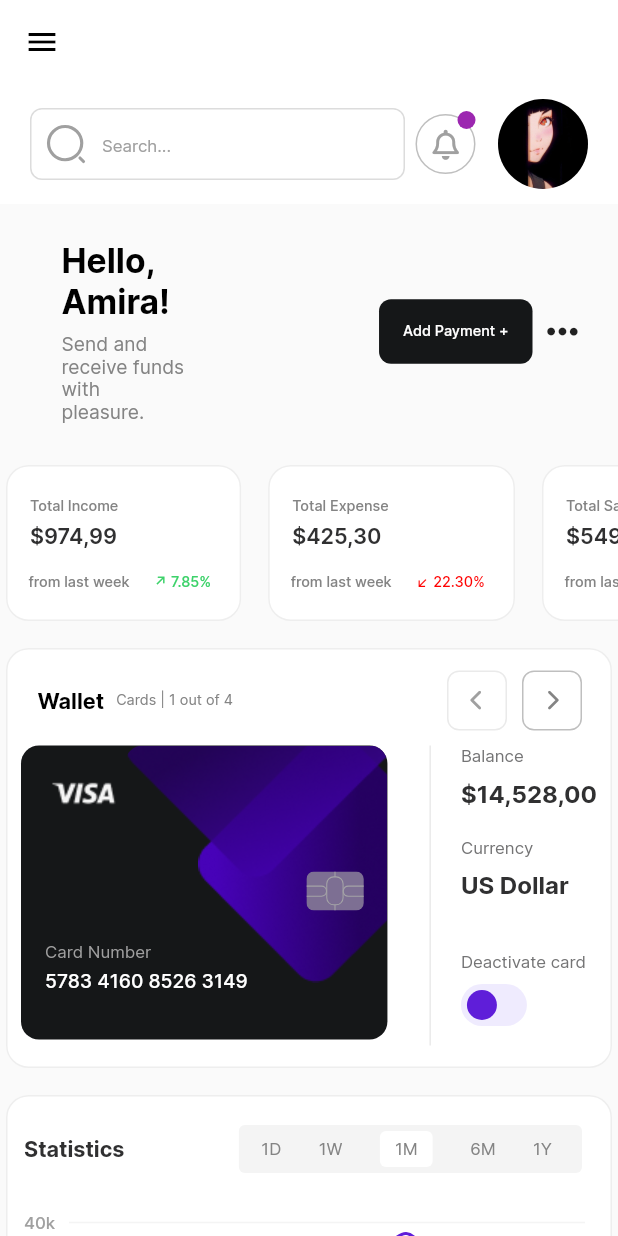
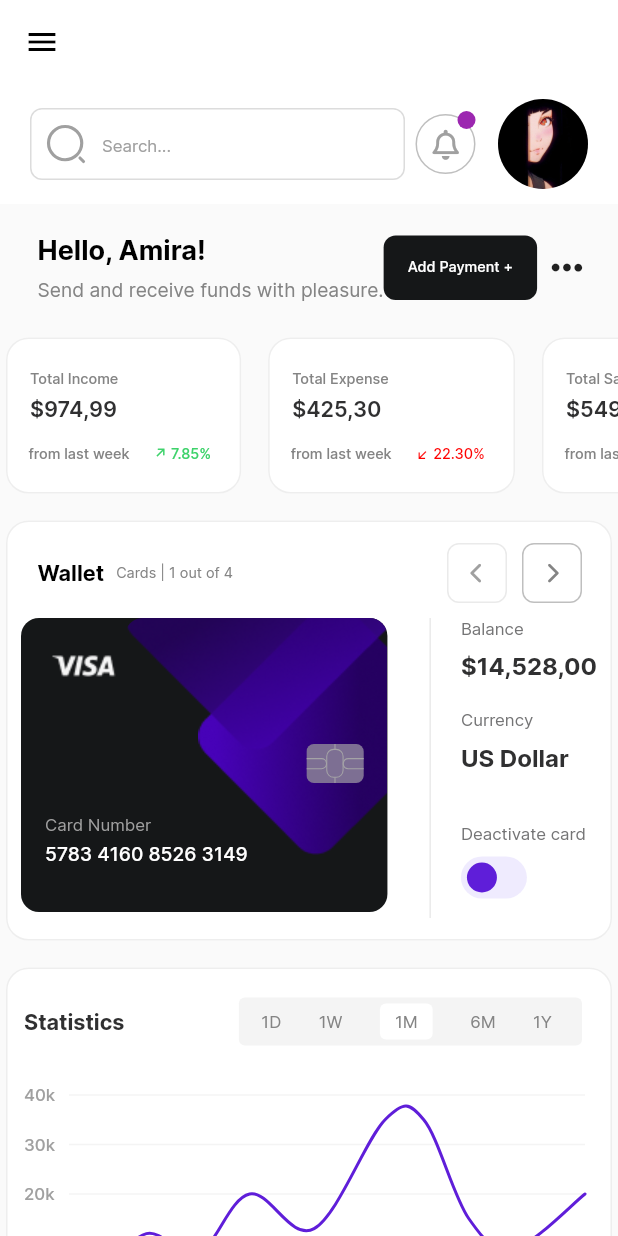
Before and after one commit to AmiraMostafa628/responsive_adaptive_dashboard, a Flutter app: the screen it shows after launch, on a phone screen of 412 x 824 dp. Run offline on Flutter 3.47's test engine with Material 2 defaults, Android fonts, the phone set to English and light mode, and no system bars; drawn by our look-alikes of fl_chart, flutter_switch; our stand-ins replace device_preview, flutter_svg, font_awesome_flutter.

Commit message:
finish dashboard

```diff
--- a/lib/views/widgets/custom_button.dart
+++ b/lib/views/widgets/custom_button.dart
@@ -21,7 +21,7 @@ class CustomButton extends StatelessWidget {
           onPressed: (){},
           child:  Text(title,
             style: AppStyles.styleMedium12(context).copyWith(
-              color: const Color(0xFFFFFFFF)
+              color: const Color(0xFFFFFFFF),
             ),
           )),
     );
--- a/lib/views/widgets/welcome_header.dart
+++ b/lib/views/widgets/welcome_header.dart
@@ -10,21 +10,24 @@ class WelcomeHeader extends StatelessWidget {
   Widget build(BuildContext context) {
     return Row(
       children: [
-        Expanded(
-          child: ListTile(
-            title:Padding(
+        Column(
+          crossAxisAlignment: CrossAxisAlignment.start,
+          children: [
+            Padding(
               padding: const EdgeInsets.only(bottom: 8.0),
               child: Text("Hello, Amira!",
-                style: AppStyles.styleBold28(context),
+                style: AppStyles.styleBold28(context).copyWith(
+                    fontSize: 18
+                ),
+
               ),
             ),
-            subtitle: Text('Send and receive funds with pleasure.',
+            Text('Send and receive funds with pleasure.',
               style: AppStyles.styleRegular16(context),
             ),
-
-          ),
+          ],
         ),
-        const Spacer(),
+       const Spacer(),
         const CustomButton(title: 'Add Payment +',),
         const SizedBox(
           width: 8,
```
